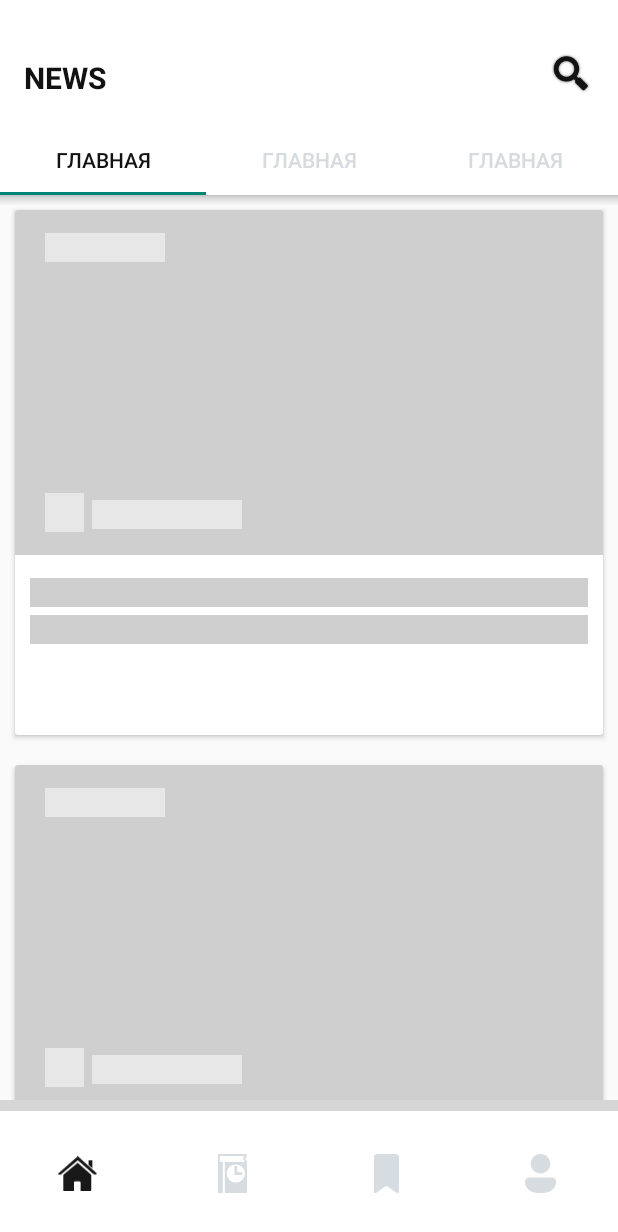
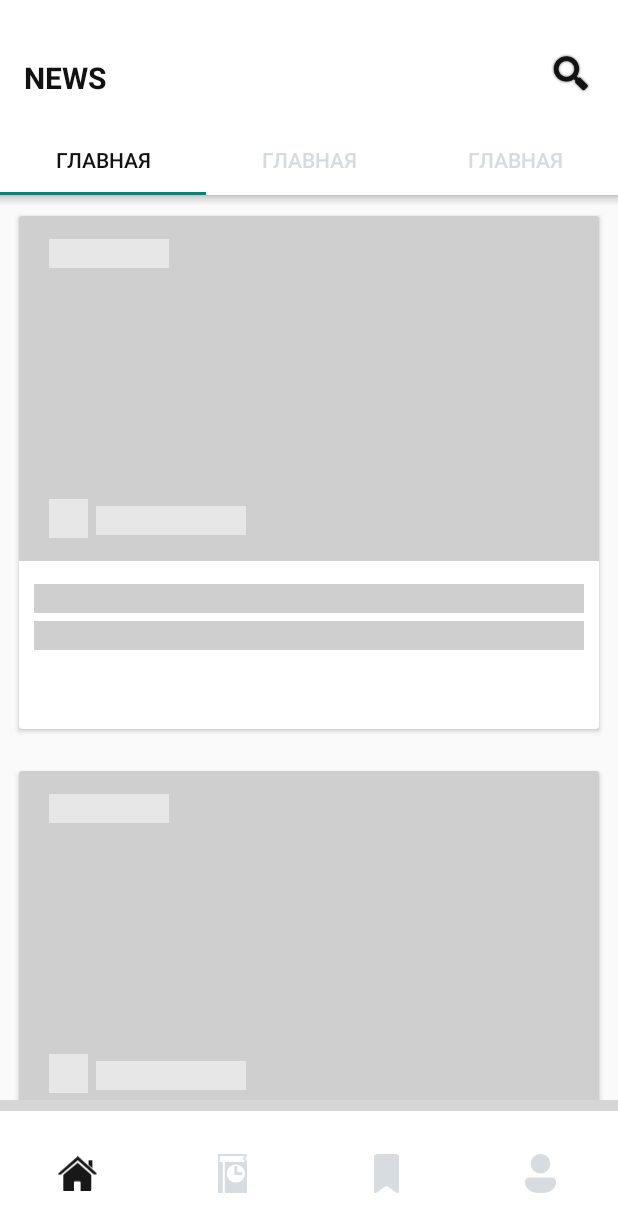
Before and after one commit to cj3dreams/RetroFitRecyclerView, an Android app: the screen it shows after launch (MainActivity), on a phone screen of 412 x 824 dp. Shown: the top 1232 px of the screen. Run offline under Robolectric (Android 15) with nearby library versions, the phone set to English and light mode, and no system bars; our stand-ins replace Shimmer; grey boxes are pictures that could not be loaded.

Commit message:
CardView v2

```diff
--- a/app/src/main/AndroidManifest.xml
+++ b/app/src/main/AndroidManifest.xml
@@ -6,6 +6,7 @@
         android:allowBackup="true"
         android:icon="@mipmap/ic_launcher"
         android:label="@string/app_name"
+        android:hardwareAccelerated="true"
         android:roundIcon="@mipmap/ic_launcher_round"
         android:supportsRtl="true"
         android:theme="@style/Theme.RetroFitRecyclerView">
--- a/app/src/main/res/layout/fragment_main.xml
+++ b/app/src/main/res/layout/fragment_main.xml
@@ -80,15 +80,15 @@
         android:background="@drawable/shadow2" />
 
     <LinearLayout
-        android:layout_width="match_parent"
-        android:layout_height="match_parent"
+        android:layout_width="wrap_content"
+        android:layout_height="wrap_content"
         android:layout_below="@+id/appBar"
         android:orientation="vertical">
 
         <androidx.recyclerview.widget.RecyclerView
             android:id="@+id/rrView"
             android:layout_width="match_parent"
-            android:layout_height="match_parent"
+            android:layout_height="wrap_content"
             android:visibility="gone"
             tools:listitem="@layout/item_news" />
 
--- a/app/src/main/res/layout/item_news.xml
+++ b/app/src/main/res/layout/item_news.xml
@@ -1,16 +1,20 @@
 <?xml version="1.0" encoding="utf-8"?>
 <androidx.cardview.widget.CardView xmlns:android="http://schemas.android.com/apk/res/android"
     xmlns:app="http://schemas.android.com/apk/res-auto"
-    android:layout_width="match_parent"
+    android:layout_width="wrap_content"
     android:layout_height="350dp"
     xmlns:card_view="http://schemas.android.com/tools"
     android:minHeight="350dp"
     android:clickable="true"
     android:focusable="true"
+    android:foreground="?selectableItemBackground"
     android:layout_margin="10dp"
+    app:cardPreventCornerOverlap="true"
+    app:cardUseCompatPadding="true"
+    app:contentPaddingBottom="0dp"
     card_view:cardCornerRadius="@dimen/cardview_default_radius"
     card_view:cardElevation="@dimen/cardview_default_elevation"
-    android:padding="5dp">
+>
     <RelativeLayout
         android:layout_width="match_parent"
         android:layout_height="match_parent">
--- a/app/src/main/res/layout/item_shimmer.xml
+++ b/app/src/main/res/layout/item_shimmer.xml
@@ -1,20 +1,27 @@
 <?xml version="1.0" encoding="utf-8"?>
 <androidx.cardview.widget.CardView xmlns:android="http://schemas.android.com/apk/res/android"
     xmlns:app="http://schemas.android.com/apk/res-auto"
-    android:layout_width="match_parent"
+    android:layout_width="wrap_content"
     android:layout_height="350dp"
     xmlns:card_view="http://schemas.android.com/tools"
     android:minHeight="350dp"
+    android:clickable="true"
+    android:focusable="true"
+    android:foreground="?selectableItemBackground"
     android:layout_margin="10dp"
+    app:cardPreventCornerOverlap="true"
+    app:cardUseCompatPadding="true"
+
+    app:contentPaddingBottom="0dp"
     card_view:cardCornerRadius="@dimen/cardview_default_radius"
-    card_view:cardElevation="@dimen/cardview_default_elevation"
-
-    android:padding="5dp">
+    card_view:cardElevation="@dimen/cardview_default_elevation">
 
     <RelativeLayout
         android:layout_width="match_parent"
         android:layout_height="match_parent">
     <RelativeLayout
+        android:layout_centerHorizontal="true"
+        android:gravity="center"
         android:id="@+id/itemImgR"
         android:layout_width="match_parent"
         android:layout_height="230dp">
```
